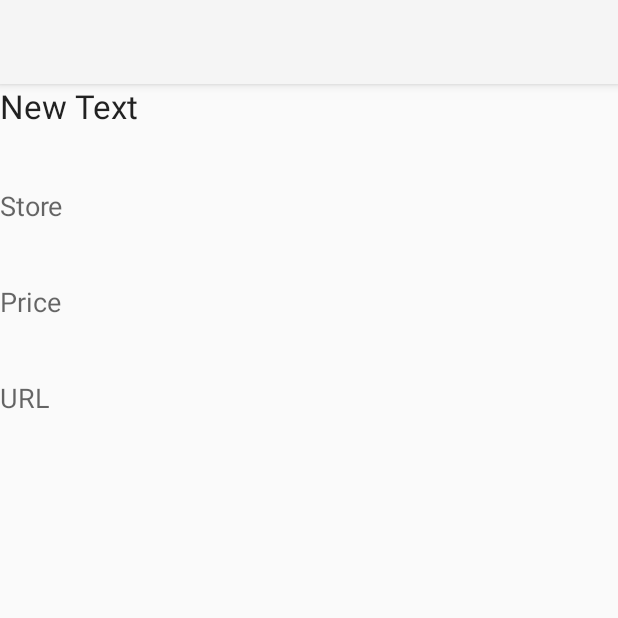
After one commit to c3837433/Java, an Android app: the fragment GiftDetailFragment shown on its own in the app's theme, on a phone screen of 412 x 824 dp, the top half of it. The commit adds this screen. Run offline under Robolectric (Android 15) with nearby library versions, the phone set to English and light mode, and no system bars.

Commit message:
Listview returns object to activity for detail view.

```diff
--- a/MultiActivity/app/src/main/AndroidManifest.xml
+++ b/MultiActivity/app/src/main/AndroidManifest.xml
@@ -20,6 +20,10 @@
             android:name=".GiftAddActivity"
             android:label="@string/title_activity_gift_add" >
         </activity>
+        <activity
+            android:name=".DetailsViewActivity"
+            android:label="@string/title_activity_details_view" >
+        </activity>
     </application>
 
 </manifest>
--- a/MultiActivity/app/src/main/java/com/example/angessmith/multiactivity/Fragment/GiftAddFragment.java
+++ b/MultiActivity/app/src/main/java/com/example/angessmith/multiactivity/Fragment/GiftAddFragment.java
@@ -25,6 +25,9 @@ public class GiftAddFragment extends Fragment implements View.OnClickListener {
     public static final String ARG_LOCATION = "GiftAddFragment.ARG_LOCATION";
     public static final String ARG_PRICE = "GiftAddFragment.ARG_PRICE";
     public static final String ARG_URL = "GiftAddFragment.ARG_URL";
+
+    // TODO: save the values in the fields on orientation change
+    // TODO: Add up functionality and save values entered in fields
 
     EditText mTitleTextView;
     EditText mLocTextView;
--- /dev/null
+++ b/MultiActivity/app/src/main/java/com/example/angessmith/multiactivity/Fragment/GiftDetailFragment.java
@@ -0,0 +1,82 @@
+package com.example.angessmith.multiactivity.Fragment;
+
+import android.app.Activity;
+import android.app.Fragment;
+import android.os.Bundle;
+import android.view.LayoutInflater;
+import android.view.View;
+import android.view.ViewGroup;
+import android.widget.AdapterView;
+import android.widget.TextView;
+
+import com.example.angessmith.multiactivity.R;
+
+ // Created by AngeSSmith on 10/13/14 for Java 2 Term 1410.
+
+public class GiftDetailFragment extends Fragment {
+    // Create the tag for this fragment
+    public static final String TAG = "GiftDetailFragment.TAG";
+    // And the bundle argument keys
+    public static final String ARG_NAME = "GiftDetailFragment.ARG_NAME";
+    public static final String ARG_LOC = "GiftDetailFragment.ARG_LOC ";
+    public static final String ARG_PRICE = "GiftDetailFragment.ARG_PRICE";
+    public static final String ARG_URL = "GiftDetailFragment.ARG_URL";
+
+
+
+    // Create the instance of the fragment
+    public static GiftDetailFragment newInstance(String name, String loc, String price, String URL) {
+
+        GiftDetailFragment fragment = new GiftDetailFragment();
+        // Create the bundle
+        Bundle bundleArguments = new Bundle();
+        bundleArguments.putString(ARG_NAME, name);
+        bundleArguments.putString(ARG_LOC, loc);
+        bundleArguments.putString(ARG_PRICE, price);
+        bundleArguments.putString(ARG_URL, URL);
+        // save the bundle arguments in the fragment
+        fragment.setArguments(bundleArguments);
+        return fragment;
+    }
+
+    // Layout the view
+    @Override
+    public View onCreateView(LayoutInflater inflater, ViewGroup container, Bundle _savedInstanceState) {
+        // inflate the container with the fragments
+        return inflater.inflate(R.layout.details_fragment, container, false);
+    }
+
+    @Override
+    public void onActivityCreated(Bundle savedInstanceState) {
+        super.onActivityCreated(savedInstanceState);
+        // get and check the bundle for the passed data
+        Bundle bundle = getArguments();
+        if (bundle != null) {
+            // send the data to place on view
+            setGiftDetails(bundle.getString(ARG_NAME), bundle.getString(ARG_LOC), bundle.getString(ARG_PRICE), bundle.getString(ARG_URL));
+        }
+
+    }
+
+
+    public void setGiftDetails(String name, String loc, String price, String url) {
+        // update the gift details for orientation change
+        getArguments().putString(ARG_NAME, name);
+        getArguments().putString(ARG_LOC, loc);
+        getArguments().putString(ARG_PRICE, price);
+        getArguments().putString(ARG_URL, url);
+
+        // Get the views
+        TextView itemNameView = (TextView) getView().findViewById(R.id.name_text);
+        TextView itemLocationView = (TextView) getView().findViewById(R.id.store_text);
+        TextView itemPriceView = (TextView) getView().findViewById(R.id.price_text);
+        TextView itemUrlView = (TextView) getView().findViewById(R.id.url_text);
+
+        // set the details
+        itemNameView.setText(name);
+        itemLocationView.setText(loc);
+        itemPriceView.setText(price);
+        itemUrlView.setText(url);
+    }
+
+}
--- /dev/null
+++ b/MultiActivity/app/src/main/res/layout/details_fragment.xml
@@ -0,0 +1,46 @@
+<?xml version="1.0" encoding="utf-8"?>
+
+<LinearLayout xmlns:android="http://schemas.android.com/apk/res/android"
+    android:orientation="vertical"
+    android:layout_width="fill_parent"
+    android:layout_height="fill_parent"
+    android:weightSum="1">
+
+
+    <TextView
+        android:layout_width="fill_parent"
+        android:layout_height="wrap_content"
+        android:text="New Text"
+        android:id="@+id/name_text"
+        android:layout_gravity="center_horizontal"
+        android:layout_weight="0.06"
+        android:textAppearance="?android:attr/textAppearanceLarge" />
+
+    <TextView
+        android:layout_width="match_parent"
+        android:layout_height="wrap_content"
+        android:text="Store"
+        android:id="@+id/store_text"
+        android:layout_weight="0.06"
+        android:textAppearance="?android:attr/textAppearanceMedium"
+        android:textAlignment="center" />
+
+    <TextView
+        android:layout_width="wrap_content"
+        android:layout_height="wrap_content"
+        android:textAppearance="?android:attr/textAppearanceMedium"
+        android:text="Price"
+        android:id="@+id/price_text"
+        android:layout_weight="0.06"
+        android:textAlignment="center" />
+
+    <TextView
+        android:layout_width="match_parent"
+        android:layout_height="wrap_content"
+        android:textAppearance="?android:attr/textAppearanceMedium"
+        android:text="URL"
+        android:id="@+id/url_text"
+        android:layout_weight="0.06"
+        android:textColorLink="#ff44b3ff"
+        android:linksClickable="true" />
+</LinearLayout>
```
Also changed, not shown: MultiActivity/app/src/main/java/com/example/angessmith/multiactivity/DetailsViewActivity.java (+39 -4 lines), MultiActivity/app/src/main/java/com/example/angessmith/multiactivity/Fragment/GiftListFragment.java (+31 -2 lines), MultiActivity/app/src/main/java/com/example/angessmith/multiactivity/GiftAddActivity.java (+4 -4 lines), MultiActivity/app/src/main/java/com/example/angessmith/multiactivity/MainListActivity.java (+10 -5 lines), MultiActivity/app/src/main/res/layout/activity_details_view.xml (added, +22 -0 lines), MultiActivity/app/src/main/res/menu/details_view.xml (added, +8 -0 lines).
